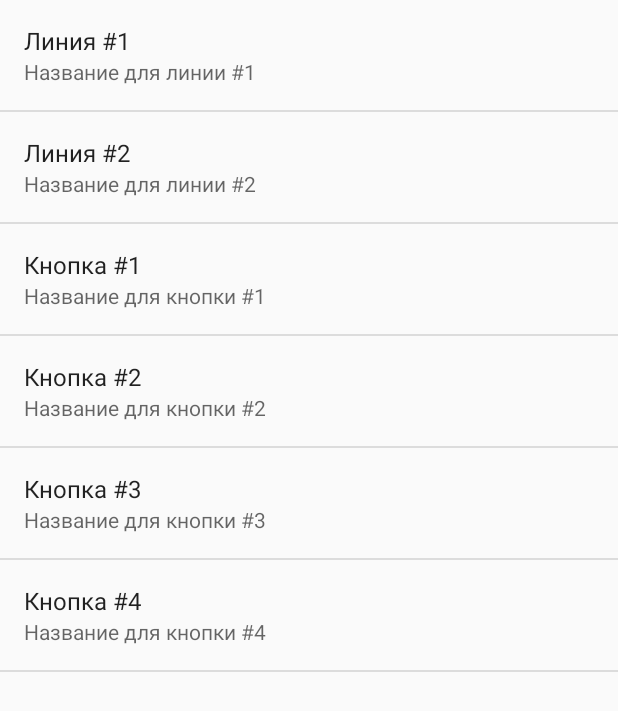
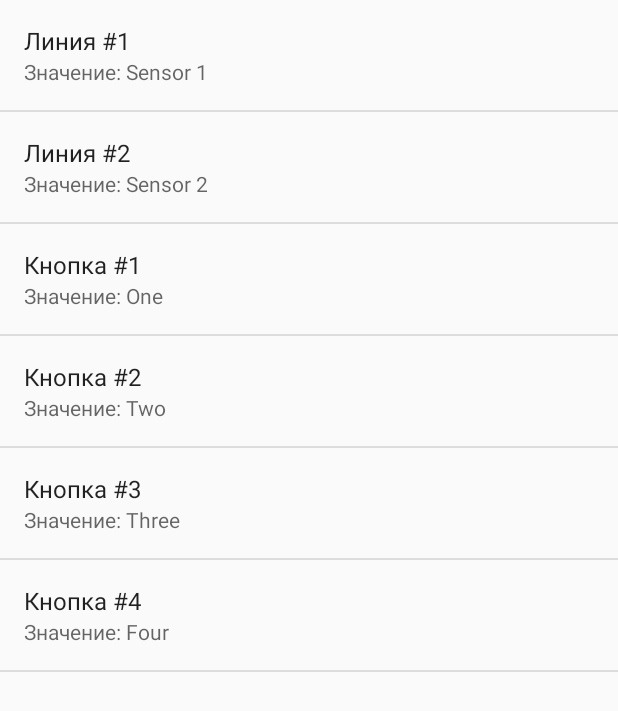
Before and after one commit to versus/Arduinosensor, an Android app: the PrefActive screen opened directly, with no data from a screen before it, on a phone screen of 412 x 824 dp. Shown: the top 711 px of the screen. Run offline under Robolectric (Android 15) with nearby library versions, the light colour scheme and no system bars; network calls fail.

Commit message:
add screeshot and pref value

```diff
--- a/app/src/main/java/arduinosensors/tk/arduinosensors/PrefActive.java
+++ b/app/src/main/java/arduinosensors/tk/arduinosensors/PrefActive.java
@@ -1,13 +1,44 @@
 package arduinosensors.tk.arduinosensors;
 
+import android.content.SharedPreferences;
 import android.os.Bundle;
+import android.preference.Preference;
 import android.preference.PreferenceActivity;
+import android.preference.PreferenceManager;
+import android.util.Log;
 
 
-public class PrefActive extends PreferenceActivity {
+public class PrefActive extends PreferenceActivity implements SharedPreferences.OnSharedPreferenceChangeListener  {
+
+    SharedPreferences sp;
+
     @Override
     protected void onCreate(Bundle savedInstanceState) {
         super.onCreate(savedInstanceState);
         addPreferencesFromResource(R.xml.preference);
+        sp = PreferenceManager.getDefaultSharedPreferences(this);
+        PreferenceManager.getDefaultSharedPreferences(this).registerOnSharedPreferenceChangeListener(this);
+        summaryPref();
+    }
+
+    private void summaryPref(){
+        Preference line1 = (Preference) findPreference("line1");
+        line1.setSummary("Значение: " +sp.getString("line1", "Sensor 1"));
+        Preference line2 = (Preference) findPreference("line2");
+        line2.setSummary("Значение: " +sp.getString("line2", "Sensor 2"));
+        Preference btSend1 = (Preference) findPreference("button1");
+        Preference btSend2 = (Preference) findPreference("button2");
+        Preference btSend3 = (Preference) findPreference("button3");
+        Preference btSend4 = (Preference) findPreference("button4");
+        btSend1.setSummary("Значение: " +sp.getString("button1", "One"));
+        btSend2.setSummary("Значение: " +sp.getString("button2", "Two"));
+        btSend3.setSummary("Значение: " +sp.getString("button3", "Three"));
+        btSend4.setSummary("Значение: " +sp.getString("button4", "Four"));
+    }
+
+    @Override
+    public void onSharedPreferenceChanged(SharedPreferences sharedPreferences, String s) {
+         Log.d("PREF", "change key =" + s);
+        summaryPref();
     }
 }
--- a/app/src/main/java/arduinosensors/tk/arduinosensors/ui/main/SensorPresenter.java
+++ b/app/src/main/java/arduinosensors/tk/arduinosensors/ui/main/SensorPresenter.java
@@ -11,10 +11,6 @@ public interface SensorPresenter {
     void onPause();
     void onResume(Intent intent);
     void onClick(View view);
-
-    boolean exportDB();
-    boolean cleanDB();
-
-
+    void takeScreenShot();
     Queue getSensorValue(String sensorName);
 }
--- a/app/src/main/res/layout/activity_sensor.xml
+++ b/app/src/main/res/layout/activity_sensor.xml
@@ -3,6 +3,7 @@
     xmlns:android="http://schemas.android.com/apk/res/android"
     android:layout_width="match_parent"
     android:layout_height="match_parent"
+    android:id="@+id/rootLayout"
     >
 
 
```
Also changed, not shown: app/src/main/java/arduinosensors/tk/arduinosensors/BtDeviceListActivity.java (+10 -3 lines), app/src/main/java/arduinosensors/tk/arduinosensors/ui/main/SensorActivity.java (+82 -40 lines), app/src/main/java/arduinosensors/tk/arduinosensors/ui/main/SensorPresenterImpl.java (+38 -28 lines).
